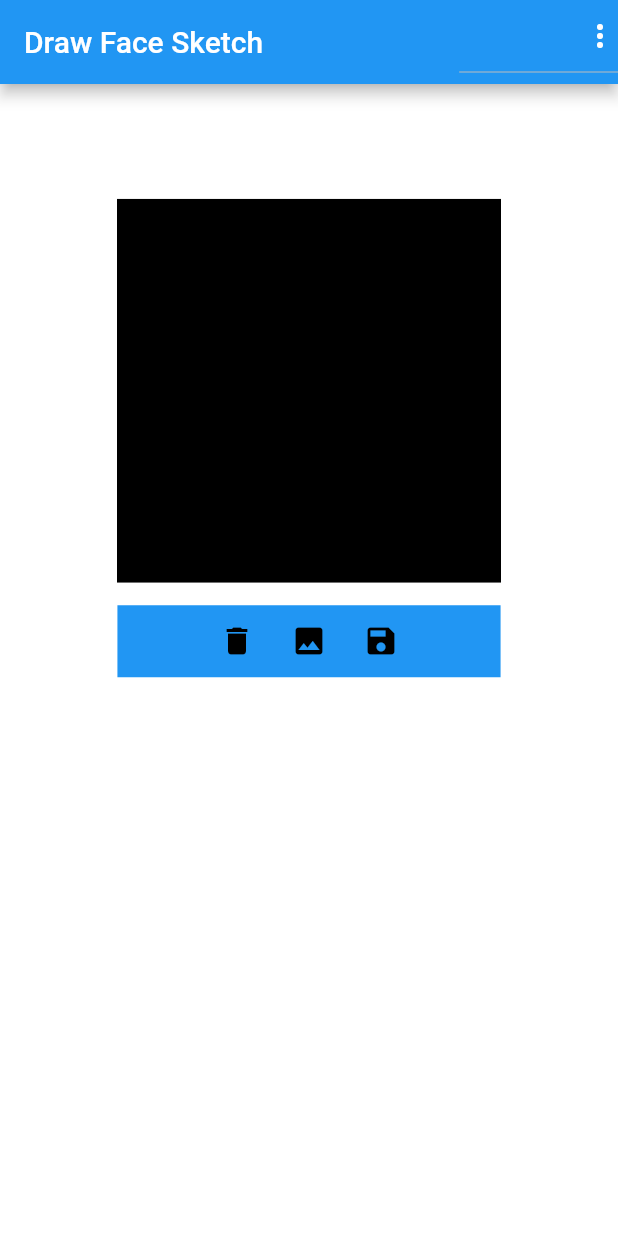
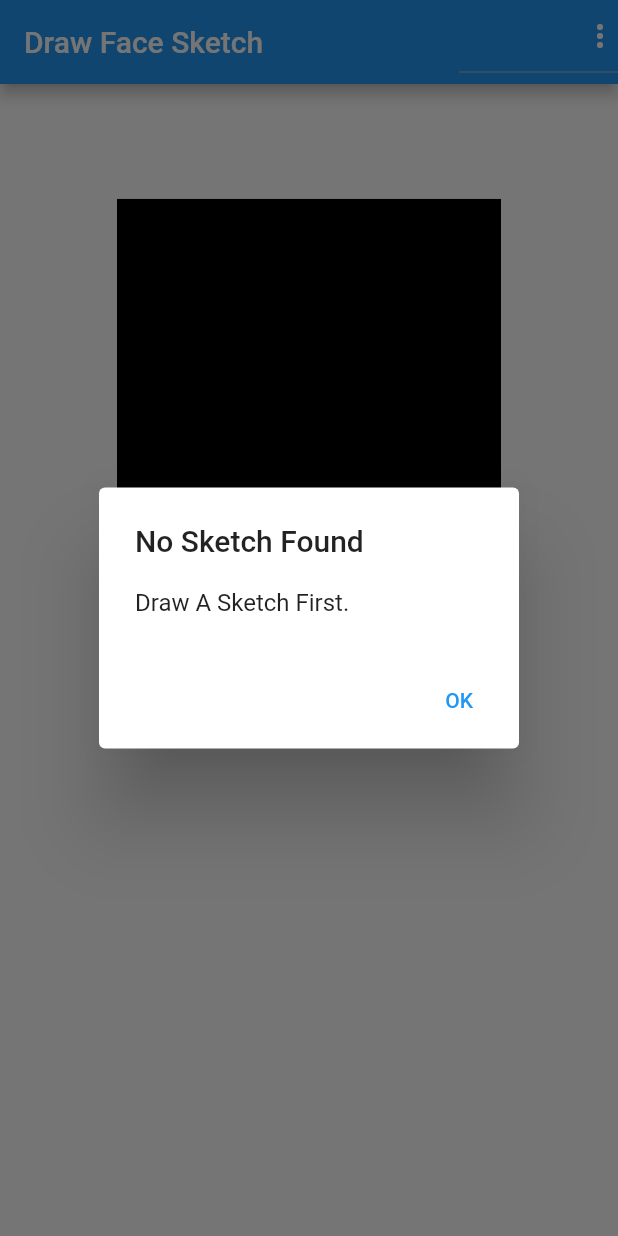
Before and after one commit to offfahad/human-face-sketch-to-real, a Flutter app: the screen it shows once a user with an empty profile is signed in, after a tap on the "save" icon, on a phone screen of 412 x 824 dp. Run offline on Flutter 3.47's test engine with Material 2 defaults, Android fonts, the phone set to English and light mode, and no system bars; our stand-ins replace cloud_firestore, file_picker, firebase_auth, image_gallery_saver, splashscreen; accounts and stored records are empty.

Commit message:
exception-handling

```diff
--- a/Frontend/fyp_face_generator/lib/screens/home.dart
+++ b/Frontend/fyp_face_generator/lib/screens/home.dart
@@ -20,8 +20,6 @@ class _HomeState extends State<Home> {
   Widget img1;
   bool isSavedPressed = false;
   var listBytes;
-  var sketchSavedMessage = "Sketch Image Saved To Gallary";
-  var noSketchMessage = "No Sketch Found To Save";
 
   void saveToImage(List<DrawingArea> points) async {
     final recorder = ui.PictureRecorder();
@@ -96,8 +94,11 @@ class _HomeState extends State<Home> {
   }
 
   Future<String> fileToBase64(File file) async {
-    List<int> bytes = await file.readAsBytes();
-    return base64Encode(bytes);
+    if(file!=null){
+      List<int> bytes = await file.readAsBytes();
+      return base64Encode(bytes);
+    }
+    return null;
   }
 
   void pickImage() async {
@@ -253,16 +254,6 @@ class _HomeState extends State<Home> {
                         )),
                       ),
                     )),
-                // Padding(
-                //     padding: EdgeInsets.all(8.0),
-                //     child: ElevatedButton(
-                //       onPressed: () {
-                //         setState(() {
-                //           points.clear();
-                //         });
-                //       },
-                //       child: Text('Clear Input'),
-                //     )),
                 Container(
                   width: MediaQuery.of(context).size.width * 0.62,
                   decoration: BoxDecoration(
@@ -301,31 +292,12 @@ class _HomeState extends State<Home> {
                                 final result = ImageGallerySaver.saveImage(
                                     Uint8List.fromList(listBytes));
                                 if (result != null) {
-                                  //print('Image Stored Sucessfully');
-                                  //showImageSavedDialog(context);
-                                  Scaffold.of(context).showSnackBar(
-                                    SnackBar(
-                                      content: Text(sketchSavedMessage),
-                                      backgroundColor: Theme.of(context).primaryColor,
-                                    ),
-                                  );
+                                  showImageSavedDialog(context);
                                 } else {
-                                  //print('Error image is not stored');
-                                    Scaffold.of(context).showSnackBar(
-                                    SnackBar(
-                                      content: Text(noSketchMessage),
-                                      backgroundColor: Theme.of(context).primaryColor,
-                                    ),
-                                  );
+                                  showImageNotSavedDialog(context);
                                 }
                               } else {
-                                //showImageNotSavedDialog(context);
-                                    Scaffold.of(context).showSnackBar(
-                                    SnackBar(
-                                      content: Text(noSketchMessage),
-                                      backgroundColor: Theme.of(context).primaryColor,
-                                    ),
-                                  );
+                                showImageNotSavedDialog(context);
                               }
                             });
                           })
```
